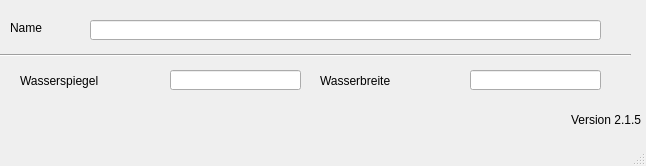
The window that qkan/importhe/templates/profildaten.ui (hoettges/QKan) describes before a commit, drawn with Qt 5.
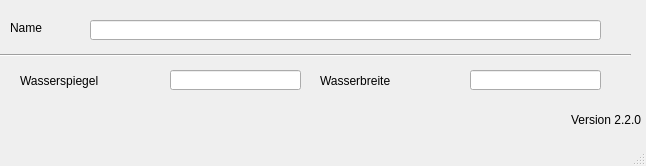
The same window after the commit.

```diff
--- a/qkan/importhe/templates/profildaten.ui
+++ b/qkan/importhe/templates/profildaten.ui
@@ -109,7 +109,7 @@
      <string>Version QKan Import</string>
     </property>
     <property name="text">
-     <string>Version 2.1.5</string>
+     <string>Version 2.2.0</string>
     </property>
     <property name="alignment">
      <set>Qt::AlignRight|Qt::AlignTrailing|Qt::AlignVCenter</set>
```
